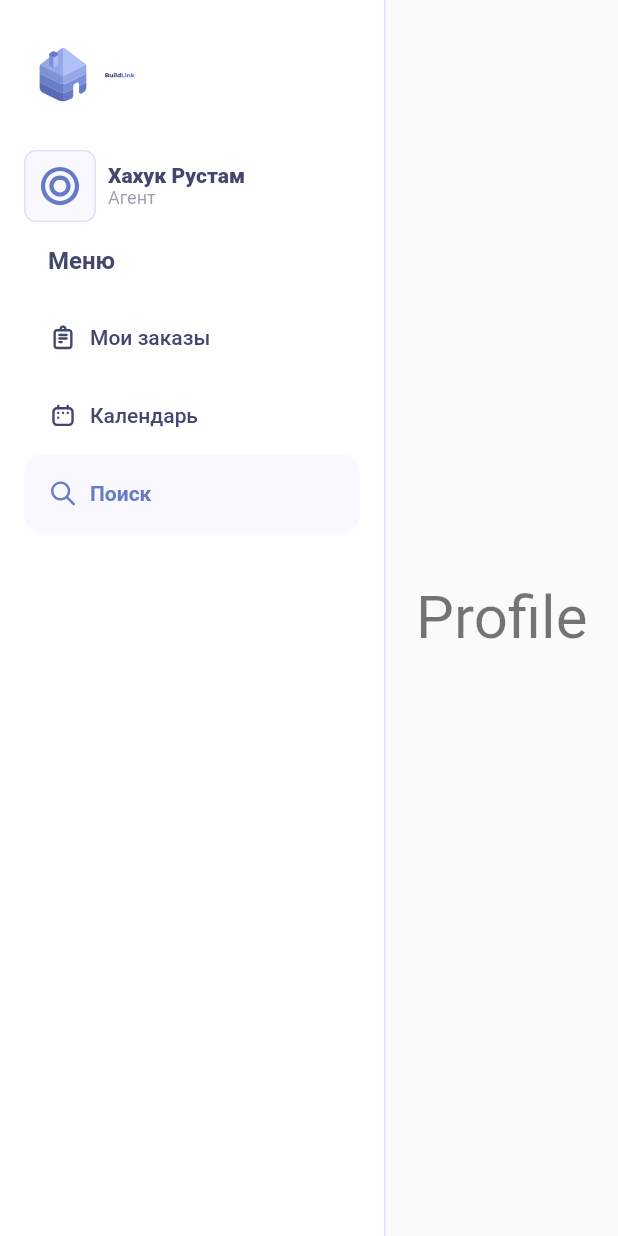
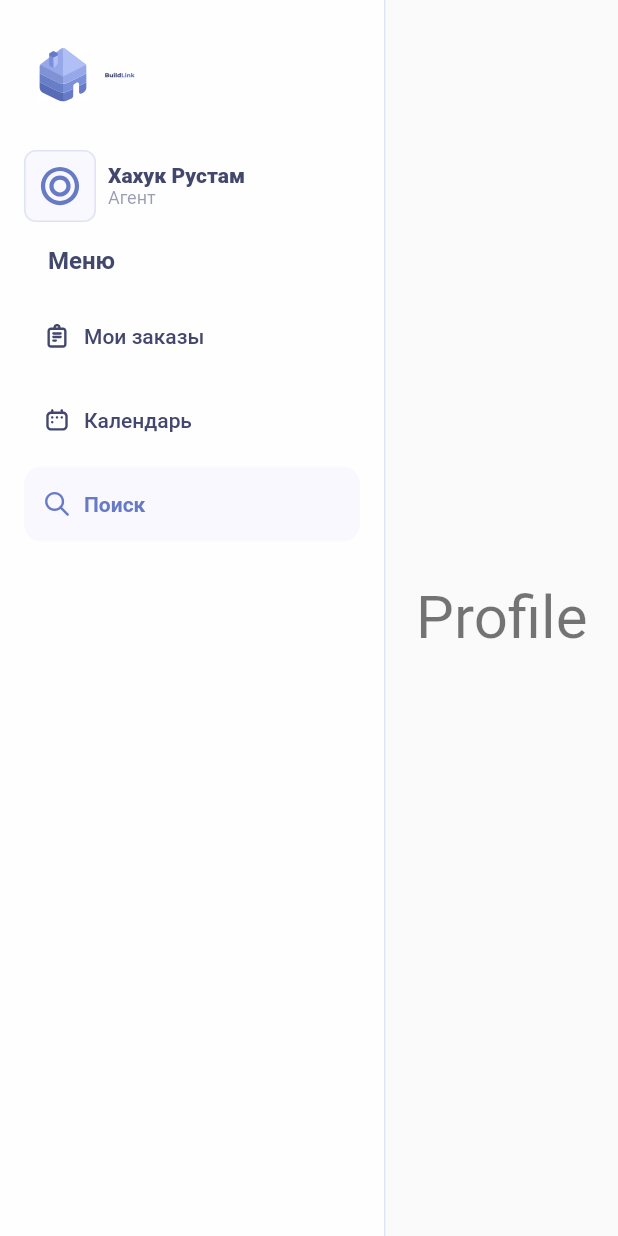
Before and after one commit to StarProxima/build_link, a Flutter app: the screen it shows after launch, after a tap on "Календарь", after a tap on "Поиск", on a phone screen of 412 x 824 dp. Run offline on Flutter 3.47's test engine with Material 2 defaults, Android fonts, the phone set to English and light mode, and no system bars; our stand-ins replace fl_chart, flutter_map, flutter_svg, geolocator, latlong2; network calls fail; Roboto replaces fonts that are missing (Montserrat, Overpass).

Commit message:
minor fixes

```diff
--- a/client/lib/data/styles/app_styles.dart
+++ b/client/lib/data/styles/app_styles.dart
@@ -35,5 +35,6 @@ enum AppIcons {
   next,
   phone,
   state,
+  back,
   info,
 }
--- a/client/lib/ui/pages/calendar_page.dart
+++ b/client/lib/ui/pages/calendar_page.dart
@@ -4,6 +4,7 @@ import 'dart:math';
 import 'package:build_link/data/model/event_model.dart';
 import 'package:build_link/data/styles/colors.dart';
 import 'package:build_link/data/styles/fonts.dart';
+import 'package:build_link/data/styles/styles.dart';
 import 'package:build_link/ui/widgets/event.dart';
 import 'package:build_link/ui/widgets/heatmap_calendar/heatmap_calendar.dart';
 import 'package:build_link/ui/widgets/space.dart';
@@ -106,6 +107,30 @@ class _HeatMapCalendarExample extends State<CalendarPage> {
               color: AppColors.text,
             ),
           ),
+          const Spacer(),
+          TextButton(
+              style: AppButtonStyle.cardButton,
+              onPressed: () {},
+              child: Container(
+                alignment: Alignment.center,
+                padding: const EdgeInsets.only(left: 16, right: 16),
+                decoration: BoxDecoration(
+                  color: AppColors.backgroundDark,
+                  border: Border.all(color: AppColors.divider, width: 1),
+                  borderRadius: const BorderRadius.all(
+                    Radius.circular(8),
+                  ),
+                ),
+                height: 48,
+                child: Text(
+                  "Добавить событие",
+                  style: AppFontStyles.label.copyWith(
+                    color: AppColors.accent,
+                    fontSize: 16,
+                    fontWeight: FontWeight.w700,
+                  ),
+                ),
+              ))
         ],
       ),
     );
--- a/client/lib/ui/widgets/side_menu.dart
+++ b/client/lib/ui/widgets/side_menu.dart
@@ -67,6 +67,7 @@ class _SideMenuState extends State<SideMenu> {
             },
             isSelected: selectedPageIndex == 0,
           ),
+          const Space(space: 6),
           SideMenuButton(
             appIcon: AppIcons.calendar,
             label: 'Календарь',
@@ -76,6 +77,7 @@ class _SideMenuState extends State<SideMenu> {
             },
             isSelected: selectedPageIndex == 1,
           ),
+          const Space(space: 6),
           SideMenuButton(
             appIcon: AppIcons.search,
             label: 'Поиск',
@@ -171,7 +173,7 @@ class SideMenuButton extends StatelessWidget {
             ),
             alignment: Alignment.centerLeft,
             shape: const RoundedRectangleBorder(),
-            padding: const EdgeInsets.all(16),
+            padding: const EdgeInsets.all(12),
             minimumSize: const Size(double.infinity, 50),
           ),
           icon: AppIcon(
```
Also changed, not shown: client/lib/ui/pages/client_page.dart (+10 -3 lines), client/assets/images/back.svg (added).
